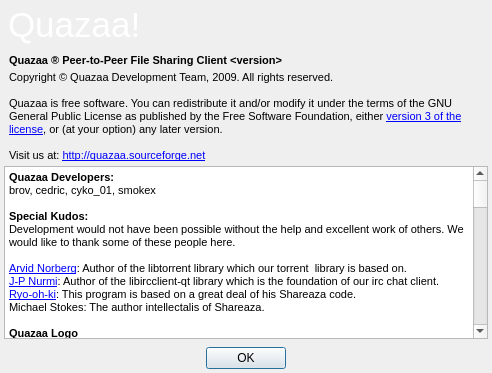
Above: trunk/UI/dialogabout.ui from c3c/quazaa before the change. Below: the same form after it.
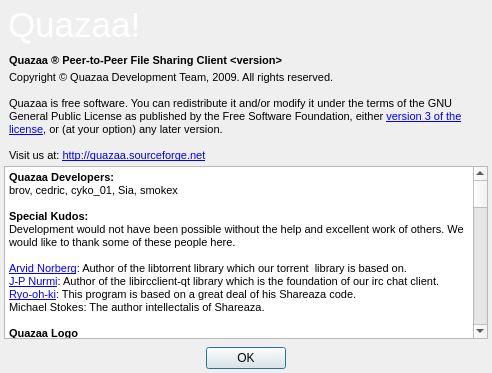
That is the form after the change. Icons and pictures are not drawn.

Commit message: Added Sia to developers since he has committed code. Created a private message dialog.

The edit to the form file:
```diff
--- a/trunk/UI/dialogabout.ui
+++ b/trunk/UI/dialogabout.ui
@@ -162,23 +162,23 @@
         <string>&lt;!DOCTYPE HTML PUBLIC &quot;-//W3C//DTD HTML 4.0//EN&quot; &quot;http://www.w3.org/TR/REC-html40/strict.dtd&quot;&gt;
 &lt;html&gt;&lt;head&gt;&lt;meta name=&quot;qrichtext&quot; content=&quot;1&quot; /&gt;&lt;style type=&quot;text/css&quot;&gt;
 p, li { white-space: pre-wrap; }
-&lt;/style&gt;&lt;/head&gt;&lt;body style=&quot; font-family:'Segoe UI'; font-size:10pt; font-weight:400; font-style:normal;&quot;&gt;
+&lt;/style&gt;&lt;/head&gt;&lt;body style=&quot; font-family:'Sans Serif'; font-size:9pt; font-weight:400; font-style:normal;&quot;&gt;
 &lt;table border=&quot;0&quot; style=&quot;-qt-table-type: root; margin-top:4px; margin-bottom:4px; margin-left:4px; margin-right:4px;&quot;&gt;
 &lt;tr&gt;
 &lt;td style=&quot;border: none;&quot;&gt;
 &lt;p style=&quot; margin-top:0px; margin-bottom:0px; margin-left:0px; margin-right:0px; -qt-block-indent:0; text-indent:0px;&quot;&gt;&lt;span style=&quot; font-family:'MS Shell Dlg 2'; font-size:8pt; font-weight:600;&quot;&gt;Quazaa Developers:&lt;/span&gt;&lt;/p&gt;
-&lt;p style=&quot; margin-top:0px; margin-bottom:0px; margin-left:0px; margin-right:0px; -qt-block-indent:0; text-indent:0px;&quot;&gt;&lt;span style=&quot; font-family:'MS Shell Dlg 2'; font-size:8pt;&quot;&gt;brov, cedric, cyko_01, smokex&lt;/span&gt;&lt;/p&gt;
+&lt;p style=&quot; margin-top:0px; margin-bottom:0px; margin-left:0px; margin-right:0px; -qt-block-indent:0; text-indent:0px;&quot;&gt;&lt;span style=&quot; font-family:'MS Shell Dlg 2'; font-size:8pt;&quot;&gt;brov, cedric, cyko_01, Sia, smokex&lt;/span&gt;&lt;/p&gt;
 &lt;p style=&quot;-qt-paragraph-type:empty; margin-top:0px; margin-bottom:0px; margin-left:0px; margin-right:0px; -qt-block-indent:0; text-indent:0px; font-family:'MS Shell Dlg 2'; font-size:8pt;&quot;&gt;&lt;/p&gt;
 &lt;p style=&quot; margin-top:0px; margin-bottom:0px; margin-left:0px; margin-right:0px; -qt-block-indent:0; text-indent:0px;&quot;&gt;&lt;span style=&quot; font-family:'MS Shell Dlg 2'; font-size:8pt; font-weight:600;&quot;&gt;Special Kudos:&lt;/span&gt;&lt;/p&gt;
 &lt;p style=&quot; margin-top:0px; margin-bottom:0px; margin-left:0px; margin-right:0px; -qt-block-indent:0; text-indent:0px;&quot;&gt;&lt;span style=&quot; font-family:'MS Shell Dlg 2'; font-size:8pt;&quot;&gt;Development would not have been possible without the help and excellent work of others. We would like to thank some of these people here.&lt;/span&gt;&lt;/p&gt;
 &lt;p style=&quot;-qt-paragraph-type:empty; margin-top:0px; margin-bottom:0px; margin-left:0px; margin-right:0px; -qt-block-indent:0; text-indent:0px; font-family:'MS Shell Dlg 2'; font-size:8pt;&quot;&gt;&lt;/p&gt;
 &lt;p style=&quot; margin-top:0px; margin-bottom:0px; margin-left:0px; margin-right:0px; -qt-block-indent:0; text-indent:0px;&quot;&gt;&lt;a href=&quot;http://www.rasterbar.com&quot;&gt;&lt;span style=&quot; font-family:'MS Shell Dlg 2'; font-size:8pt; text-decoration: underline; color:#0000ff;&quot;&gt;Arvid Norberg&lt;/span&gt;&lt;/a&gt;&lt;span style=&quot; font-family:'MS Shell Dlg 2'; font-size:8pt;&quot;&gt;: Author of the libtorrent library which our torrent  library is based on.&lt;/span&gt;&lt;/p&gt;
-&lt;p style=&quot; margin-top:0px; margin-bottom:0px; margin-left:0px; margin-right:0px; -qt-block-indent:0; text-indent:0px;&quot;&gt;&lt;a href=&quot;http://bitbucket.org/jpnurmi&quot;&gt;&lt;span style=&quot; font-size:8pt; text-decoration: underline; color:#0000ff;&quot;&gt;J-P Nurmi&lt;/span&gt;&lt;/a&gt;&lt;span style=&quot; font-family:'MS Shell Dlg 2'; font-size:8pt;&quot;&gt;: Author of the libircclient-qt library which is the foundation of our irc chat client.&lt;/span&gt;&lt;/p&gt;
+&lt;p style=&quot; margin-top:0px; margin-bottom:0px; margin-left:0px; margin-right:0px; -qt-block-indent:0; text-indent:0px;&quot;&gt;&lt;a href=&quot;http://bitbucket.org/jpnurmi&quot;&gt;&lt;span style=&quot; font-family:'Segoe UI'; font-size:8pt; text-decoration: underline; color:#0000ff;&quot;&gt;J-P Nurmi&lt;/span&gt;&lt;/a&gt;&lt;span style=&quot; font-family:'MS Shell Dlg 2'; font-size:8pt;&quot;&gt;: Author of the libircclient-qt library which is the foundation of our irc chat client.&lt;/span&gt;&lt;/p&gt;
 &lt;p style=&quot; margin-top:0px; margin-bottom:0px; margin-left:0px; margin-right:0px; -qt-block-indent:0; text-indent:0px;&quot;&gt;&lt;a href=&quot;http://www.cherubicsoft.com/&quot;&gt;&lt;span style=&quot; font-family:'MS Shell Dlg 2'; font-size:8pt; text-decoration: underline; color:#0000ff;&quot;&gt;Ryo-oh-ki&lt;/span&gt;&lt;/a&gt;&lt;span style=&quot; font-family:'MS Shell Dlg 2'; font-size:8pt;&quot;&gt;: This program is based on a great deal of his Shareaza code. &lt;/span&gt;&lt;/p&gt;
 &lt;p style=&quot; margin-top:0px; margin-bottom:0px; margin-left:0px; margin-right:0px; -qt-block-indent:0; text-indent:0px;&quot;&gt;&lt;span style=&quot; font-family:'MS Shell Dlg 2'; font-size:8pt;&quot;&gt;Michael Stokes: The author intellectalis of Shareaza.&lt;/span&gt;&lt;/p&gt;
 &lt;p style=&quot;-qt-paragraph-type:empty; margin-top:0px; margin-bottom:0px; margin-left:0px; margin-right:0px; -qt-block-indent:0; text-indent:0px; font-family:'MS Shell Dlg 2'; font-size:8pt;&quot;&gt;&lt;/p&gt;
 &lt;p style=&quot; margin-top:0px; margin-bottom:0px; margin-left:0px; margin-right:0px; -qt-block-indent:0; text-indent:0px;&quot;&gt;&lt;span style=&quot; font-family:'MS Shell Dlg 2'; font-size:8pt; font-weight:600;&quot;&gt;Quazaa Logo&lt;/span&gt;&lt;/p&gt;
-&lt;p style=&quot; margin-top:0px; margin-bottom:0px; margin-left:0px; margin-right:0px; -qt-block-indent:0; text-indent:0px;&quot;&gt;&lt;span style=&quot; font-family:'MS Shell Dlg 2'; font-size:8pt;&quot;&gt;The Quazaa Logo was created by Floog. It is released under the &lt;/span&gt;&lt;a href=&quot;http://creativecommons.org/licenses/by-nc/3.0/legalcode&quot;&gt;&lt;span style=&quot; font-size:8pt; text-decoration: underline; color:#0000ff;&quot;&gt;Creative Commons Attribution-NonCommercial 3.0 License&lt;/span&gt;&lt;/a&gt;&lt;span style=&quot; font-family:'MS Shell Dlg 2'; font-size:8pt;&quot;&gt;.&lt;/span&gt;&lt;/p&gt;
+&lt;p style=&quot; margin-top:0px; margin-bottom:0px; margin-left:0px; margin-right:0px; -qt-block-indent:0; text-indent:0px;&quot;&gt;&lt;span style=&quot; font-family:'MS Shell Dlg 2'; font-size:8pt;&quot;&gt;The Quazaa Logo was created by Floog. It is released under the &lt;/span&gt;&lt;a href=&quot;http://creativecommons.org/licenses/by-nc/3.0/legalcode&quot;&gt;&lt;span style=&quot; font-family:'Segoe UI'; font-size:8pt; text-decoration: underline; color:#0000ff;&quot;&gt;Creative Commons Attribution-NonCommercial 3.0 License&lt;/span&gt;&lt;/a&gt;&lt;span style=&quot; font-family:'MS Shell Dlg 2'; font-size:8pt;&quot;&gt;.&lt;/span&gt;&lt;/p&gt;
 &lt;p style=&quot;-qt-paragraph-type:empty; margin-top:0px; margin-bottom:0px; margin-left:0px; margin-right:0px; -qt-block-indent:0; text-indent:0px; font-family:'MS Shell Dlg 2'; font-size:8pt;&quot;&gt;&lt;/p&gt;
 &lt;p style=&quot; margin-top:0px; margin-bottom:0px; margin-left:0px; margin-right:0px; -qt-block-indent:0; text-indent:0px;&quot;&gt;&lt;span style=&quot; font-family:'MS Shell Dlg 2'; font-size:8pt; font-weight:600;&quot;&gt;Quazaa Concept and Design&lt;/span&gt;&lt;/p&gt;
 &lt;p style=&quot; margin-top:0px; margin-bottom:0px; margin-left:0px; margin-right:0px; -qt-block-indent:0; text-indent:0px;&quot;&gt;&lt;span style=&quot; font-family:'MS Shell Dlg 2'; font-size:8pt;&quot;&gt;cyko_01, Old Death, Rolandas&lt;/span&gt;&lt;/p&gt;
```
The commit also changes 4 other files.
